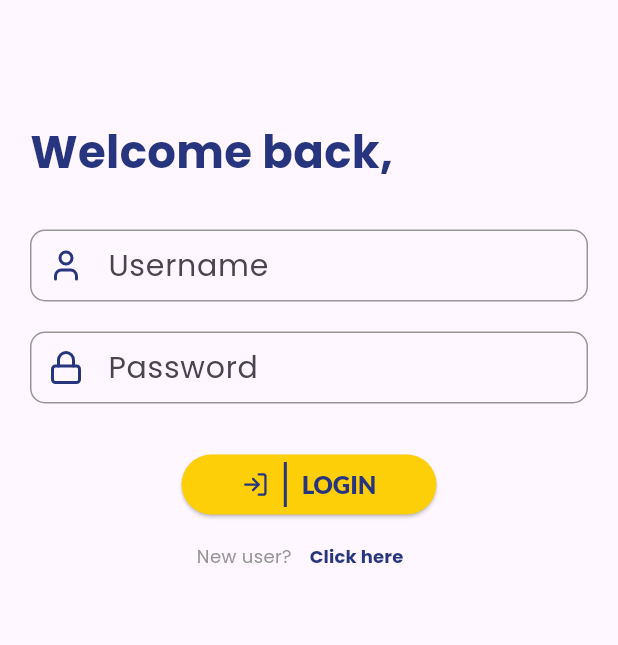
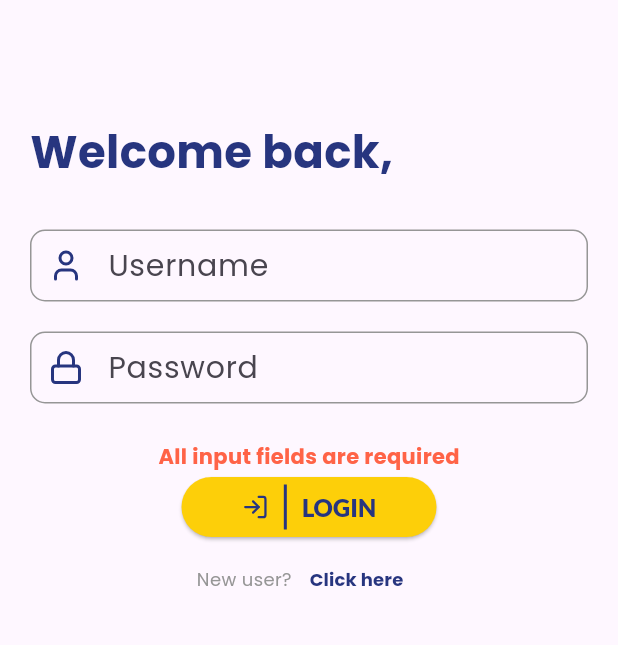
Before and after one commit to gaurav1-9/gcu_knowledge_hub, a Flutter app: the RegisterScreen screen opened by its route, after a tap on "Click here to login", after a tap on "LOGIN", on a phone screen of 412 x 824 dp, the part 120-765 px from its top. Run offline on Flutter 3.47's test engine with Material 3 defaults, Android fonts, the phone set to English and light mode, and no system bars; our stand-ins replace google_fonts, lucide_icons.

Commit message:
handled login errors

```diff
--- a/lib/properties/global_colors.dart
+++ b/lib/properties/global_colors.dart
@@ -5,5 +5,6 @@ class AppColor {
   static const Color marianBlue = Color(0xff27357f);
   static const Color jonquil = Color(0xfffdcf09);
   static const Color grey = Color(0xFF969696);
+  static const Color tomato = Color(0xFFff6347);
   static const Color white = Color(0xffffffff);
 }
--- a/lib/screens/login_screen.dart
+++ b/lib/screens/login_screen.dart
@@ -1,5 +1,8 @@
+import 'dart:convert';
+
 import 'package:flutter/material.dart';
 import 'package:lucide_icons/lucide_icons.dart';
+import 'package:http/http.dart' as http;
 
 import '../properties/global_colors.dart';
 import '../widgets/buttons/app_bar_back_btn.dart';
@@ -18,19 +21,55 @@ class LoginScreen extends StatefulWidget {
 class _LoginScreenState extends State<LoginScreen> {
   final usernameController = TextEditingController();
   final passwordController = TextEditingController();
-  bool isLoggedIn = false;
+  bool isLoading = false;
+  int isLogginSuccess = -1;
 
-  void checkCredentials(ctx, username, password) {
-    if (username != '' && password != '') {
+  Future<void> checkCredentials(ctx, username, password) async {
+    const loginURL =
+        'https://gcu-knowledge-hub-default-rtdb.firebaseio.com/users.json';
+    if (username.isNotEmpty && password.isNotEmpty) {
       setState(() {
-        isLoggedIn = true;
+        isLoading = true;
       });
-      usernameController.text = '';
-      passwordController.text = '';
-      FocusScope.of(ctx).unfocus();
-      Future.delayed(const Duration(seconds: 2), () {
+      try {
+        final response = await http.get(Uri.parse(loginURL));
+        if (response.statusCode == 200) {
+          final Map<String, dynamic> users = jsonDecode(response.body);
+          users.forEach((key, value) {
+            if (value['username'] == username &&
+                value['password'] == password) {
+              print('Authentication successful');
               setState(() {
-          isLoggedIn = false;
+                isLogginSuccess = 1;
+              });
+            } else {
+              setState(() {
+                isLogginSuccess = 0;
+              });
+              Future.delayed(const Duration(seconds: 3), () {
+                setState(() {
+                  isLogginSuccess = -1;
+                });
+              });
+              print('Authentication failed');
+            }
+          });
+        }
+      } catch (e) {
+        // Handle network or server errors
+        print('Error fetching user data: $e');
+      } finally {
+        setState(() {
+          isLoading = false;
+        });
+      }
+    } else {
+      setState(() {
+        isLogginSuccess = -2;
+      });
+      Future.delayed(const Duration(seconds: 3), () {
+        setState(() {
+          isLogginSuccess = -1;
         });
       });
     }
@@ -50,7 +89,8 @@ class _LoginScreenState extends State<LoginScreen> {
         ),
         backgroundColor: AppColor.jonquil,
       ),
-      body: Container(
+      body: SingleChildScrollView(
+        child: Container(
           margin: const EdgeInsets.only(
             top: 80,
           ),
@@ -87,11 +127,28 @@ class _LoginScreenState extends State<LoginScreen> {
                 textController: passwordController,
               ),
               const SizedBox(
-              height: 30,
+                height: 25,
               ),
               Center(
                 child: Column(
                   children: [
+                    (isLogginSuccess == 0)
+                        ? const Text(
+                            "Invalid Credentials",
+                            style: TextStyle(
+                              color: AppColor.tomato,
+                              fontWeight: FontWeight.bold,
+                            ),
+                          )
+                        : (isLogginSuccess == -2)
+                            ? const Text(
+                                "All input fields are required",
+                                style: TextStyle(
+                                  color: AppColor.tomato,
+                                  fontWeight: FontWeight.bold,
+                                ),
+                              )
+                            : const Text(''),
                     AuthLogin(
                       btnType: "LOGIN",
                       iconType: LucideIcons.logIn,
@@ -100,7 +157,7 @@ class _LoginScreenState extends State<LoginScreen> {
                         usernameController.text,
                         passwordController.text,
                       ),
-                    isLoggedIn: isLoggedIn,
+                      isLoading: isLoading,
                       alignment: MainAxisAlignment.center,
                     ),
                     const LoginNewRegisterText(
@@ -114,6 +171,7 @@ class _LoginScreenState extends State<LoginScreen> {
             ],
           ),
         ),
+      ),
     );
   }
 }
--- a/lib/widgets/buttons/auth_login_btns.dart
+++ b/lib/widgets/buttons/auth_login_btns.dart
@@ -8,18 +8,16 @@ class AuthLogin extends StatelessWidget {
   final IconData iconType;
   final VoidCallback navigateTo;
   final MainAxisAlignment alignment;
-  final bool isLoggedIn;
+  final bool isLoading;
 
-  AuthLogin({
+  const AuthLogin({
     super.key,
     required this.btnType,
     required this.iconType,
     required this.navigateTo,
     required this.alignment,
-    this.isLoggedIn = false,
-  }) {
-    print(isLoggedIn);
-  }
+    this.isLoading = false,
+  });
 
   @override
   Widget build(BuildContext context) {
@@ -31,7 +29,7 @@ class AuthLogin extends StatelessWidget {
           foregroundColor: AppColor.marianBlue,
         ),
         onPressed: navigateTo,
-        child: (isLoggedIn)
+        child: (isLoading)
             ? const SizedBox(
                 height: 20,
                 width: 20,
--- a/pubspec.yaml
+++ b/pubspec.yaml
@@ -37,6 +37,7 @@ dependencies:
   cupertino_icons: ^1.0.2
   google_fonts: ^6.1.0
   lucide_icons: ^0.257.0
+  http: ^1.2.1
 
 dev_dependencies:
   flutter_test:
```
Also changed, not shown: lib/widgets/auth_text.dart (+11 -5 lines), pubspec.lock. Lines whose indentation alone changed are shown as unchanged.
